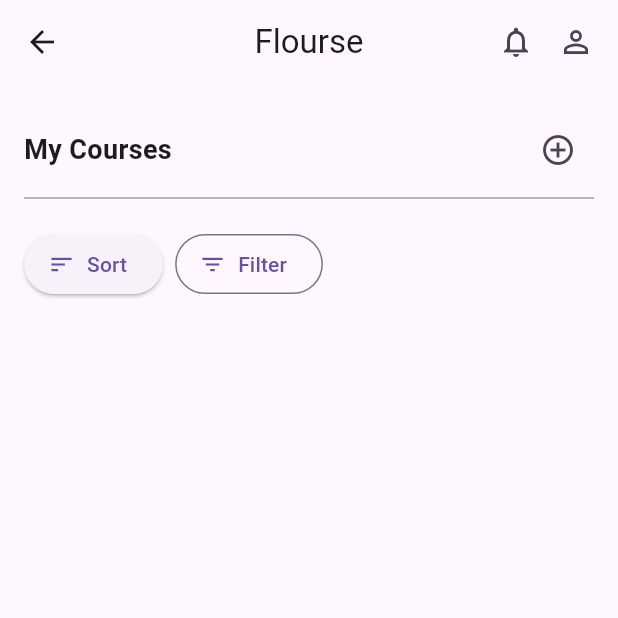
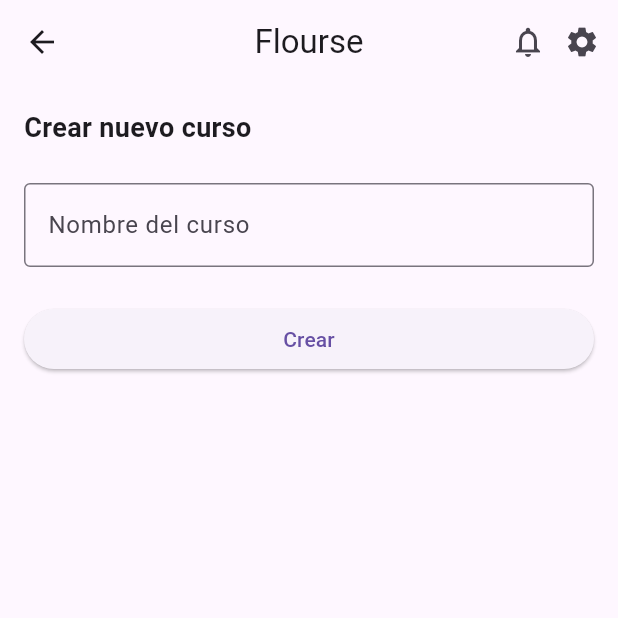
Before and after one commit to Alejorotp/flourse, a Flutter app: the CoursesPage screen opened by its route, after a tap on the "add circle outline" icon, on a phone screen of 412 x 824 dp, the top half of it. Run offline on Flutter 3.47's test engine with Material 3 defaults, Android fonts, the phone set to English and light mode, and no system bars; our stand-ins replace get; accounts and stored records are empty.

Commit message:
course code as course model attribute and create course page

```diff
--- a/lib/data/data.dart
+++ b/lib/data/data.dart
@@ -2,9 +2,9 @@ import 'package:flourse/domain/models/course.dart';
 import 'package:flourse/domain/models/evaluation.dart';
 
 final List<Course> myCourses = [
-  Course(title: 'Introducción a Flutter', professorID: '3', memberIds: ['1', '2'], categories: ['Mobile', 'Development']),
-  Course(title: 'Diseño UX/UI', professorID: '3', memberIds: ['1', '2'], categories: ['Design', 'UX']),
-  Course(title: 'Desarrollo de Apps Nativas', professorID: '3', memberIds: ['1'], categories: ['Mobile', 'Development']),
+  Course(title: 'Introducción a Flutter', courseCode: 'GACO26', professorID: '3', memberIds: ['1', '2'], categories: ['Mobile', 'Development']),
+  Course(title: 'Diseño UX/UI', courseCode: 'ACHEYO', professorID: '3', memberIds: ['1', '2'], categories: ['Design', 'UX']),
+  Course(title: 'Desarrollo de Apps Nativas', courseCode: 'TORO03', professorID: '3', memberIds: ['1'], categories: ['Mobile', 'Development']),
 ];
 
 final List<Evaluation> upcomingEvaluations = [
--- a/lib/domain/models/course.dart
+++ b/lib/domain/models/course.dart
@@ -1,12 +1,14 @@
 class Course {
   final String title;
   final String professorID;
+  final String courseCode;
   final List<String> memberIds; // Array con los IDs de los miembros
   final List<String> categories;
 
   Course({
     required this.title,
     required this.professorID,
+    required this.courseCode,
     required this.memberIds,
     required this.categories
   });
--- a/lib/main.dart
+++ b/lib/main.dart
@@ -5,6 +5,7 @@ import 'package:flourse/domain/use_case/auth_controller.dart';
 import 'package:flourse/presentation/pages/home.dart';
 import 'package:flourse/presentation/pages/courses.dart';
 import 'package:flourse/presentation/pages/evaluations.dart';
+import 'package:flourse/presentation/pages/createCourse.dart';
 
 void main() {
   Get.put(AuthController()); // Iniciar el controlador de autenticación
@@ -25,6 +26,7 @@ class MainApp extends StatelessWidget {
         HomePage.id: (_) => const HomePage(),
         CoursesPage.id: (_) => const CoursesPage(),
         EvaluationsPage.id: (_) => const EvaluationsPage(),
+        CreateCoursePage.id: (_) => const CreateCoursePage(),
       },
     );
   }
--- a/lib/presentation/pages/courses.dart
+++ b/lib/presentation/pages/courses.dart
@@ -54,7 +54,7 @@ class CoursesPage extends StatelessWidget {
                 ),
                 IconButton(
                   onPressed: () {
-                    // Lógica para añadir un nuevo curso
+                    Navigator.of(context).pushNamed('/create-course');
                   },
                   icon: const Icon(Icons.add_circle_outline),
                 ),
--- /dev/null
+++ b/lib/presentation/pages/createCourse.dart
@@ -0,0 +1,55 @@
+import 'package:flutter/material.dart';
+
+class CreateCoursePage extends StatelessWidget {
+  static const String id = '/create-course';
+
+  const CreateCoursePage({super.key});
+
+  @override
+  Widget build(BuildContext context) {
+    final TextEditingController _nameController = TextEditingController();
+
+    return Scaffold(
+      appBar: AppBar(
+        title: const Text("Flourse"),
+        centerTitle: true,
+        actions: const [
+          Icon(Icons.notifications_none),
+          SizedBox(width: 12),
+          Icon(Icons.settings),
+          SizedBox(width: 12),
+        ],
+      ),
+      body: Padding(
+        padding: const EdgeInsets.all(16),
+        child: Column(
+          crossAxisAlignment: CrossAxisAlignment.start,
+          children: [
+            const Text(
+              "Crear nuevo curso",
+              style: TextStyle(fontSize: 18, fontWeight: FontWeight.bold),
+            ),
+            const SizedBox(height: 24),
+            TextField(
+              controller: _nameController,
+              decoration: const InputDecoration(
+                labelText: "Nombre del curso",
+                border: OutlineInputBorder(),
+              ),
+            ),
+            const SizedBox(height: 24),
+            SizedBox(
+              width: double.infinity,
+              child: ElevatedButton(
+                onPressed: () {
+                  // Aquí irá la funcionalidad para crear el curso
+                },
+                child: const Text("Crear"),
+              ),
+            ),
+          ],
+        ),
+      ),
+    );
+  }
+}
--- a/lib/presentation/pages/currentcourse.dart
+++ b/lib/presentation/pages/currentcourse.dart
@@ -20,6 +20,11 @@ class CurrentCoursePage extends StatelessWidget {
           crossAxisAlignment: CrossAxisAlignment.start,
           children: [
             Text(
+              "Código del curso: ${courseInfo.course.courseCode}",
+              style: const TextStyle(fontSize: 18),
+            ),
+            const SizedBox(height: 8),
+            Text(
               "Profesor: ${courseInfo.professorName}",
               style: const TextStyle(fontSize: 18),
             ),
@@ -34,7 +39,7 @@ class CurrentCoursePage extends StatelessWidget {
               style: TextStyle(fontSize: 18, fontWeight: FontWeight.bold),
             ),
             const SizedBox(height: 8),
-            ...courseInfo.memberNames.map((name) => Text('- $name')).toList(),
+            ...courseInfo.memberNames.map((name) => Text('- $name')),
           ],
         ),
       ),
```
